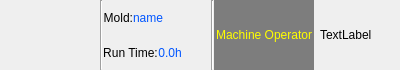
This is custom_widgets/programhead/icprogramheadframe.ui in dongdong-2009/3-5AxisRobot as Qt 5 draws it before an edit. The edited form follows.
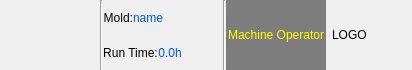
This is the edited form. Custom widgets are drawn as their Qt base class.

The edit to the form file:
```diff
--- a/custom_widgets/programhead/icprogramheadframe.ui
+++ b/custom_widgets/programhead/icprogramheadframe.ui
@@ -6,7 +6,7 @@
    <rect>
     <x>0</x>
     <y>0</y>
-    <width>400</width>
+    <width>412</width>
     <height>70</height>
    </rect>
   </property>
@@ -233,7 +233,7 @@
         </size>
        </property>
        <property name="text">
-        <string>TextLabel</string>
+        <string>LOGO</string>
        </property>
        <property name="scaledContents">
         <bool>true</bool>
```
